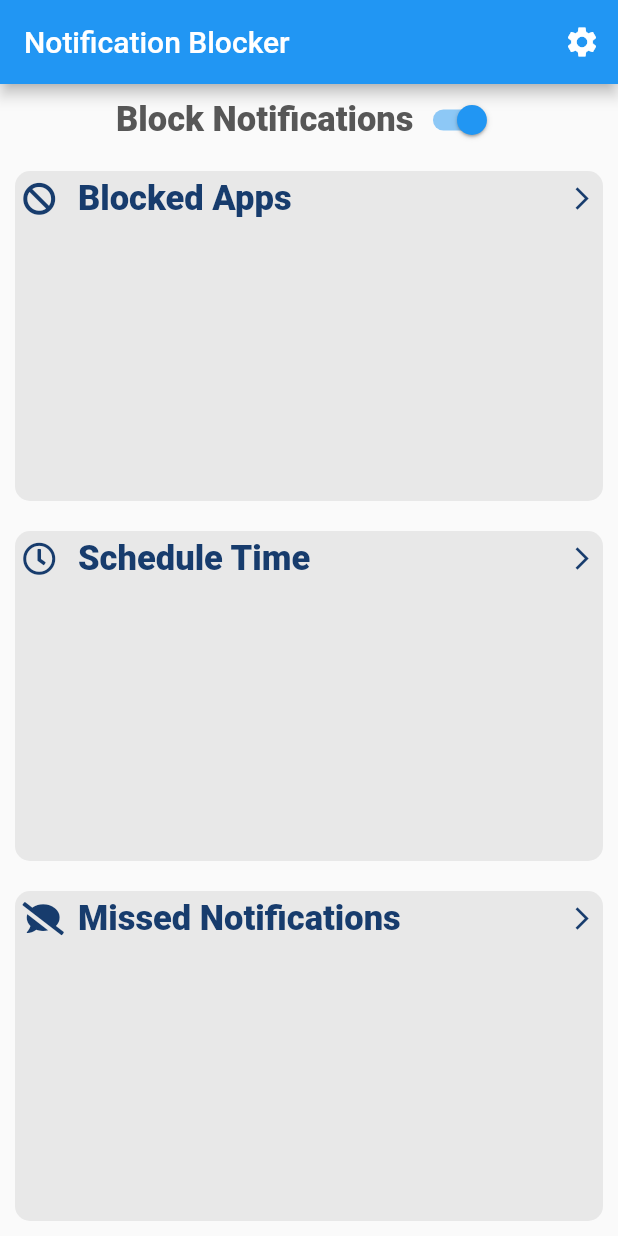
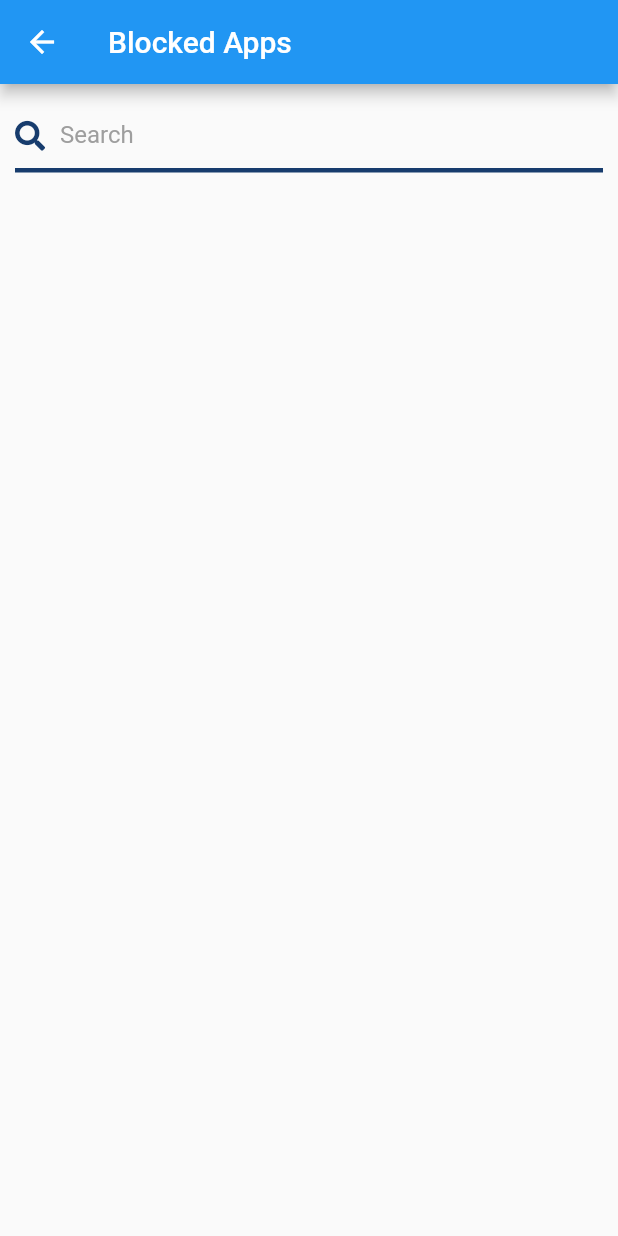
Before and after one commit to hoanvu1194/notification_blocker, a Flutter app: the screen it shows after launch, after a tap on "Blocked Apps", on a phone screen of 412 x 824 dp. Run offline on Flutter 3.47's test engine with Material 2 defaults, Android fonts, the phone set to English and light mode, and no system bars; our stand-ins replace font_awesome_flutter.

Commit message:
implement GUI for blocked apps screen

```diff
--- a/lib/constants.dart
+++ b/lib/constants.dart
@@ -23,3 +23,10 @@ const kTitleTextStyle = TextStyle(
     fontSize: 50.0,
     fontWeight: FontWeight.bold
 );
+
+const kTextFieldDecoration = InputDecoration(
+  hintText: 'Enter a value',
+  hintStyle: TextStyle(color: Colors.grey),
+  contentPadding: EdgeInsets.symmetric(vertical: 5.0, horizontal: 10.0),
+  border: InputBorder.none,
+);
--- a/lib/main.dart
+++ b/lib/main.dart
@@ -1,6 +1,7 @@
 import 'package:flutter/material.dart';
 import 'package:notification_blocker/screens/main_screen.dart';
 import 'package:notification_blocker/screens/settings_screen.dart';
+import 'package:notification_blocker/screens/blocked_apps_screen.dart';
 
 void main() => runApp(NotificationBlocker());
 
@@ -12,6 +13,7 @@ class NotificationBlocker extends StatelessWidget {
       routes: {
         MainScreen.id: (context) => const MainScreen(),
         SettingsScreen.id: (context) => const SettingsScreen(),
+        BlockedAppsScreen.id: (context) => const BlockedAppsScreen(),
       },
     );
   }
--- /dev/null
+++ b/lib/screens/blocked_apps_screen.dart
@@ -0,0 +1,59 @@
+import 'package:flutter/cupertino.dart';
+import 'package:flutter/material.dart';
+import 'package:font_awesome_flutter/font_awesome_flutter.dart';
+
+import 'package:notification_blocker/constants.dart';
+
+class BlockedAppsScreen extends StatefulWidget {
+  static const String id = 'blocked_apps_screen';
+
+  const BlockedAppsScreen({Key? key}) : super(key: key);
+
+  @override
+  State<BlockedAppsScreen> createState() => _BlockedAppsScreenState();
+}
+
+class _BlockedAppsScreenState extends State<BlockedAppsScreen> {
+  @override
+  Widget build(BuildContext context) {
+    return Scaffold(
+      appBar: AppBar(
+        title: const Text('Blocked Apps'),
+      ),
+      body: Container(
+        margin: EdgeInsets.all(10.0),
+        child: Column(
+          crossAxisAlignment: CrossAxisAlignment.stretch,
+          children: <Widget>[
+            Row(
+              mainAxisAlignment: MainAxisAlignment.center,
+              children: [
+                const Icon(
+                  FontAwesomeIcons.search,
+                  size: 20.0,
+                  color: kLabelTextColor,
+                ),
+                Expanded(
+                  child: TextField(
+                    keyboardType: TextInputType.text,
+                    textAlign: TextAlign.left,
+                    style: const TextStyle(color: Colors.black),
+                    onChanged: (value) {
+
+                    },
+                    decoration: kTextFieldDecoration.copyWith(hintText: 'Search'),
+                  ),
+                ),
+              ],
+            ),
+            Divider(
+              color: kLabelTextColor,
+              height: 1,
+              thickness: 3.0,
+            ),
+          ],
+        ),
+      ),
+    );
+  }
+}
--- a/lib/screens/main_screen.dart
+++ b/lib/screens/main_screen.dart
@@ -6,6 +6,7 @@ import 'package:notification_blocker/constants.dart';
 import 'package:notification_blocker/components/icon_content.dart';
 import 'package:notification_blocker/components/reusable_card.dart';
 import 'package:notification_blocker/screens/settings_screen.dart';
+import 'package:notification_blocker/screens/blocked_apps_screen.dart';
 
 class MainScreen extends StatefulWidget {
   static const String id = 'main_screen';
@@ -61,7 +62,8 @@ class _MainScreenState extends State<MainScreen> {
             child: ReusableCard(
               onPress: () {
                 setState(() {
-                  // on press blocked apps
+                  //Go to blocked apps screen.
+                  Navigator.pushNamed(context, BlockedAppsScreen.id);
                 });
               },
               colour: kCardColor,
```
Also changed, not shown: lib/screens/missed_notifications_screen.dart (added), lib/screens/schedule_time_screen.dart (added).
